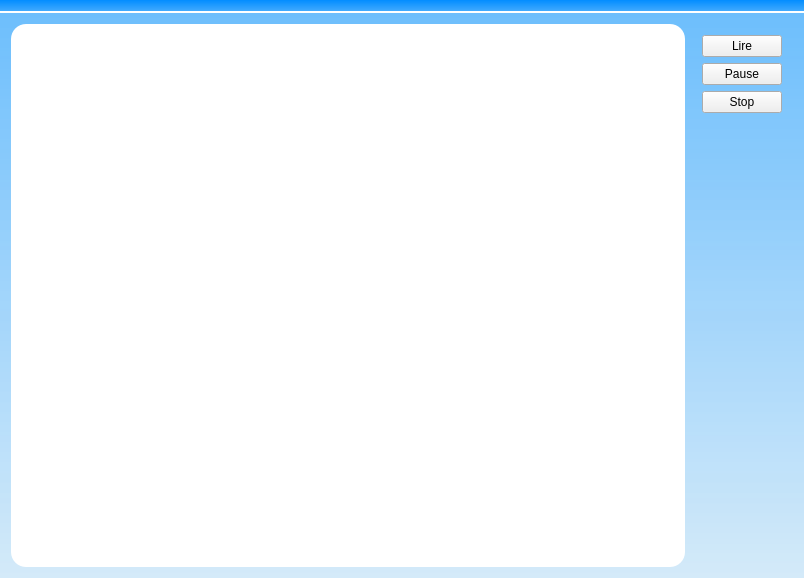
Qt form mainwindow.ui (Txikilinux/abuledu-minitexte) before a commit.
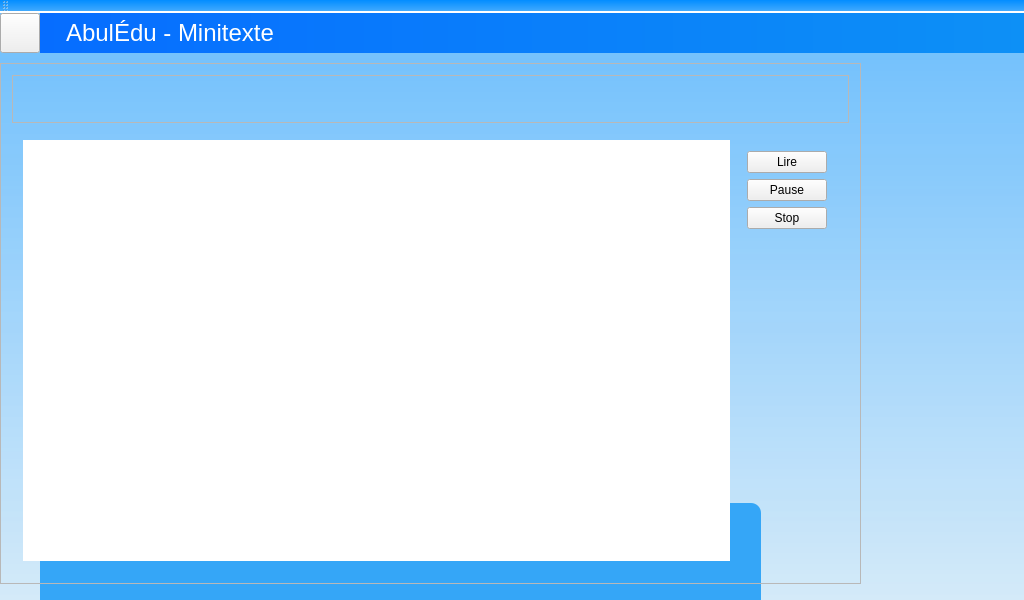
The same form after that commit. Icons and pictures are not drawn. Custom widgets are drawn as their Qt base class.

Commit message: Migration en stackedWidget - etape 1

Diff of the .ui file:
```diff
--- a/mainwindow.ui
+++ b/mainwindow.ui
@@ -6,8 +6,8 @@
    <rect>
     <x>0</x>
     <y>0</y>
-    <width>804</width>
-    <height>578</height>
+    <width>1024</width>
+    <height>600</height>
    </rect>
   </property>
   <property name="windowTitle">
@@ -27,90 +27,535 @@
   background-color: qlineargradient(spread:pad, x1:0, y1:0, x2:0, y2:1, stop:0 rgba(84, 181, 255, 213), stop:1 rgba(195, 231, 255, 157));
 }</string>
    </property>
-   <layout class="QGridLayout" name="gridLayout">
-    <item row="0" column="4">
-     <widget class="QFrame" name="frmPico">
-      <layout class="QVBoxLayout" name="verticalLayout">
-       <item>
-        <widget class="QPushButton" name="btnLire">
-         <property name="text">
-          <string>Lire</string>
-         </property>
-        </widget>
-       </item>
-       <item>
-        <widget class="QPushButton" name="btnPause">
-         <property name="text">
-          <string>Pause</string>
-         </property>
-        </widget>
-       </item>
-       <item>
-        <widget class="QPushButton" name="btnStop">
-         <property name="text">
-          <string>Stop</string>
-         </property>
-        </widget>
-       </item>
-       <item>
-        <spacer name="verticalSpacer">
-         <property name="orientation">
-          <enum>Qt::Vertical</enum>
-         </property>
-         <property name="sizeHint" stdset="0">
-          <size>
-           <width>20</width>
-           <height>40</height>
-          </size>
-         </property>
-        </spacer>
-       </item>
-      </layout>
-     </widget>
-    </item>
-    <item row="0" column="0">
-     <widget class="QFrame" name="frmPrincipale">
-      <property name="styleSheet">
-       <string notr="true">QFrame {
-  border-radius: 15px;
-  background-color: rgb(255, 255, 255);
+   <widget class="QFrame" name="frTop">
+    <property name="geometry">
+     <rect>
+      <x>0</x>
+      <y>0</y>
+      <width>1024</width>
+      <height>40</height>
+     </rect>
+    </property>
+    <property name="frameShape">
+     <enum>QFrame::NoFrame</enum>
+    </property>
+    <property name="frameShadow">
+     <enum>QFrame::Raised</enum>
+    </property>
+    <layout class="QHBoxLayout" name="horizontalLayout_5">
+     <property name="spacing">
+      <number>0</number>
+     </property>
+     <property name="margin">
+      <number>0</number>
+     </property>
+     <item>
+      <widget class="AbulEduFlatBoutonV1" name="btnFeuille">
+       <property name="minimumSize">
+        <size>
+         <width>40</width>
+         <height>40</height>
+        </size>
+       </property>
+       <property name="maximumSize">
+        <size>
+         <width>40</width>
+         <height>40</height>
+        </size>
+       </property>
+       <property name="cursor">
+        <cursorShape>PointingHandCursor</cursorShape>
+       </property>
+       <property name="styleSheet">
+        <string notr="true">QPushButton &gt; *{color:red;}QPushButton{border: none; color:rgba(0,0,0,255);background-repeat: no-repeat;background-color:rgba(6,109,255,255);image-position: center;}:hover{color:rgba(0,0,255,255);background-color:rgba(7,146,235,0);image-position: center;}:pressed{color:rgba(0,0,255,255);background-color:rgba(7,146,235,0);image-position: center;}:disabled{border: none; color:rgba(160,160,164,255);background-color:rgba(0,0,0,0);image:none;image-position: center;}</string>
+       </property>
+       <property name="CouleurFondNormale">
+        <color>
+         <red>6</red>
+         <green>109</green>
+         <blue>255</blue>
+        </color>
+       </property>
+       <property name="CouleurFondSurvol">
+        <color alpha="0">
+         <red>7</red>
+         <green>146</green>
+         <blue>235</blue>
+        </color>
+       </property>
+       <property name="CouleurFondPressed">
+        <color alpha="0">
+         <red>7</red>
+         <green>146</green>
+         <blue>235</blue>
+        </color>
+       </property>
+       <property name="iconeNormale">
+        <string/>
+       </property>
+      </widget>
+     </item>
+     <item>
+      <widget class="QLabel" name="lblTitre">
+       <property name="cursor">
+        <cursorShape>ArrowCursor</cursorShape>
+       </property>
+       <property name="styleSheet">
+        <string notr="true">QLabel {
+padding-left:20px;
+background-color: qlineargradient( x1:0 y1:0, x2:1 y2:0, stop:0 #066DFF, stop:1 #0D90F6);
+color:white;
+font-size:24px;
+
 }</string>
-      </property>
-      <property name="frameShape">
-       <enum>QFrame::StyledPanel</enum>
-      </property>
-      <property name="frameShadow">
-       <enum>QFrame::Raised</enum>
-      </property>
-      <layout class="QGridLayout" name="gridLayout_2">
-       <item row="0" column="0">
-        <widget class="QTextEdit" name="teZoneTexte">
-         <property name="frameShape">
-          <enum>QFrame::NoFrame</enum>
+       </property>
+       <property name="text">
+        <string>AbulÉdu - Minitexte</string>
+       </property>
+      </widget>
+     </item>
+    </layout>
+   </widget>
+   <widget class="QFrame" name="frBoutons">
+    <property name="geometry">
+     <rect>
+      <x>40</x>
+      <y>490</y>
+      <width>721</width>
+      <height>111</height>
+     </rect>
+    </property>
+    <property name="minimumSize">
+     <size>
+      <width>0</width>
+      <height>100</height>
+     </size>
+    </property>
+    <property name="whatsThis">
+     <string>aide</string>
+    </property>
+    <property name="styleSheet">
+     <string notr="true">background-color:#35A6F7;
+border-radius:10px;</string>
+    </property>
+    <property name="frameShape">
+     <enum>QFrame::NoFrame</enum>
+    </property>
+    <layout class="QGridLayout" name="gridLayout_4">
+     <property name="topMargin">
+      <number>2</number>
+     </property>
+     <property name="bottomMargin">
+      <number>2</number>
+     </property>
+     <item row="0" column="0">
+      <widget class="AbulEduFlatBoutonV1" name="btnImporterMot">
+       <property name="minimumSize">
+        <size>
+         <width>92</width>
+         <height>92</height>
+        </size>
+       </property>
+       <property name="maximumSize">
+        <size>
+         <width>92</width>
+         <height>92</height>
+        </size>
+       </property>
+       <property name="cursor">
+        <cursorShape>PointingHandCursor</cursorShape>
+       </property>
+       <property name="toolTip">
+        <string/>
+       </property>
+       <property name="whatsThis">
+        <string>import</string>
+       </property>
+       <property name="styleSheet">
+        <string notr="true">QPushButton &gt; *{color:red;}QPushButton{border: none; color:rgba(255,255,255,255);background-repeat: no-repeat;background-color:rgba(0,0,0,0);border-image:url(':/abuledutextev1/buttons/new');image-position: center;}:hover{color:rgba(0,0,255,255);background-color:rgba(0,0,0,0);border-image:url(':/abuledutextev1/buttons/newHover');image-position: center;}:pressed{color:rgba(0,0,255,255);background-color:rgba(0,0,0,0);image-position: center;}:disabled{border: none; color:rgba(160,160,164,255);background-color:rgba(0,0,0,0);image:none;image-position: center;}</string>
+       </property>
+       <property name="text">
+        <string/>
+       </property>
+       <property name="CouleurTexteNormale">
+        <color>
+         <red>255</red>
+         <green>255</green>
+         <blue>255</blue>
+        </color>
+       </property>
+       <property name="iconeNormale">
+        <string>:/abuledutextev1/buttons/new</string>
+       </property>
+       <property name="IconeSurvol">
+        <string>:/abuledutextev1/buttons/newHover</string>
+       </property>
+      </widget>
+     </item>
+     <item row="0" column="2">
+      <widget class="AbulEduFlatBoutonV1" name="btnExporterBAM">
+       <property name="minimumSize">
+        <size>
+         <width>92</width>
+         <height>92</height>
+        </size>
+       </property>
+       <property name="maximumSize">
+        <size>
+         <width>92</width>
+         <height>92</height>
+        </size>
+       </property>
+       <property name="cursor">
+        <cursorShape>PointingHandCursor</cursorShape>
+       </property>
+       <property name="toolTip">
+        <string/>
+       </property>
+       <property name="whatsThis">
+        <string>export</string>
+       </property>
+       <property name="styleSheet">
+        <string notr="true">QPushButton &gt; *{color:red;}QPushButton{border: none; color:rgba(255,255,255,255);background-repeat: no-repeat;background-color:rgba(0,0,0,0);border-image:url(':/abuledutextev1/buttons/open');image-position: center;}:hover{color:rgba(0,0,255,255);background-color:rgba(0,0,0,0);border-image:url(':/abuledutextev1/buttons/openHover');image-position: center;}:pressed{color:rgba(0,0,255,255);background-color:rgba(0,0,0,0);image-position: center;}:disabled{border: none; color:rgba(160,160,164,255);background-color:rgba(0,0,0,0);image:none;image-position: center;}</string>
+       </property>
+       <property name="text">
+        <string/>
+       </property>
+       <property name="CouleurTexteNormale">
+        <color>
+         <red>255</red>
+         <green>255</green>
+         <blue>255</blue>
+        </color>
+       </property>
+       <property name="iconeNormale">
+        <string>:/abuledutextev1/buttons/open</string>
+       </property>
+       <property name="IconeSurvol">
+        <string>:/abuledutextev1/buttons/openHover</string>
+       </property>
+      </widget>
+     </item>
+     <item row="0" column="3">
+      <widget class="AbulEduFlatBoutonV1" name="btnEnregistrer">
+       <property name="minimumSize">
+        <size>
+         <width>92</width>
+         <height>92</height>
+        </size>
+       </property>
+       <property name="maximumSize">
+        <size>
+         <width>92</width>
+         <height>92</height>
+        </size>
+       </property>
+       <property name="cursor">
+        <cursorShape>PointingHandCursor</cursorShape>
+       </property>
+       <property name="toolTip">
+        <string/>
+       </property>
+       <property name="whatsThis">
+        <string>save</string>
+       </property>
+       <property name="styleSheet">
+        <string notr="true">QPushButton &gt; *{color:red;}QPushButton{border: none; color:rgba(255,255,255,255);background-repeat: no-repeat;background-color:rgba(0,0,0,0);border-image:url(':/abuledutextev1/buttons/export');image-position: center;}:hover{color:rgba(0,0,255,255);background-color:rgba(0,0,0,0);border-image:url(':/abuledutextev1/buttons/exportHover');image-position: center;}:pressed{color:rgba(0,0,255,255);background-color:rgba(0,0,0,0);image-position: center;}:disabled{border: none; color:rgba(160,160,164,255);background-color:rgba(0,0,0,0);image:none;image-position: center;}</string>
+       </property>
+       <property name="text">
+        <string/>
+       </property>
+       <property name="CouleurTexteNormale">
+        <color>
+         <red>255</red>
+         <green>255</green>
+         <blue>255</blue>
+        </color>
+       </property>
+       <property name="iconeNormale">
+        <string>:/abuledutextev1/buttons/export</string>
+       </property>
+       <property name="IconeSurvol">
+        <string>:/abuledutextev1/buttons/exportHover</string>
+       </property>
+      </widget>
+     </item>
+     <item row="0" column="7">
+      <widget class="AbulEduFlatBoutonV1" name="btnAnnuler">
+       <property name="minimumSize">
+        <size>
+         <width>92</width>
+         <height>92</height>
+        </size>
+       </property>
+       <property name="maximumSize">
+        <size>
+         <width>92</width>
+         <height>92</height>
+        </size>
+       </property>
+       <property name="cursor">
+        <cursorShape>PointingHandCursor</cursorShape>
+       </property>
+       <property name="toolTip">
+        <string/>
+       </property>
+       <property name="whatsThis">
+        <string>quit</string>
+       </property>
+       <property name="styleSheet">
+        <string notr="true">QPushButton &gt; *{color:red;}QPushButton{border: none; color:rgba(255,255,255,255);background-repeat: no-repeat;background-color:rgba(0,0,0,0);border-image:url(':/abuledutextev1/buttons/quit');image-position: center;}:hover{color:rgba(0,0,255,255);background-color:rgba(0,0,0,0);border-image:url(':/abuledutextev1/buttons/quitHover');image-position: center;}:pressed{color:rgba(0,0,255,255);background-color:rgba(0,0,0,0);image-position: center;}:disabled{border: none; color:rgba(160,160,164,255);background-color:rgba(0,0,0,0);image:none;image-position: center;}</string>
+       </property>
+       <property name="text">
+        <string/>
+       </property>
+       <property name="CouleurTexteNormale">
+        <color>
+         <red>255</red>
+         <green>255</green>
+         <blue>255</blue>
+        </color>
+       </property>
+       <property name="iconeNormale">
+        <string>:/abuledutextev1/buttons/quit</string>
+       </property>
+       <property name="IconeSurvol">
+        <string>:/abuledutextev1/buttons/quitHover</string>
+       </property>
+      </widget>
+     </item>
+     <item row="0" column="6">
+      <widget class="AbulEduFlatBoutonV1" name="btnAide">
+       <property name="minimumSize">
+        <size>
+         <width>92</width>
+         <height>92</height>
+        </size>
+       </property>
+       <property name="maximumSize">
+        <size>
+         <width>92</width>
+         <height>92</height>
+        </size>
+       </property>
+       <property name="cursor">
+        <cursorShape>PointingHandCursor</cursorShape>
+       </property>
+       <property name="whatsThis">
+        <string>help</string>
+       </property>
+       <property name="styleSheet">
+        <string notr="true">QPushButton &gt; *{color:red;}QPushButton{border: none; color:rgba(0,0,0,255);background-repeat: no-repeat;background-color:rgba(0,0,0,0);border-image:url(':/abuledutextev1/buttons/help');image-position: center;}:hover{color:rgba(0,0,255,255);background-color:rgba(0,0,0,0);border-image:url(':/abuledutextev1/buttons/helpHover');image-position: center;}:pressed{color:rgba(0,0,255,255);background-color:rgba(0,0,0,0);image-position: center;}:disabled{border: none; color:rgba(160,160,164,255);background-color:rgba(0,0,0,0);image:none;image-position: center;}</string>
+       </property>
+       <property name="text">
+        <string/>
+       </property>
+       <property name="iconeNormale">
+        <string>:/abuledutextev1/buttons/help</string>
+       </property>
+       <property name="IconeSurvol">
+        <string>:/abuledutextev1/buttons/helpHover</string>
+       </property>
+      </widget>
+     </item>
+     <item row="0" column="5">
+      <widget class="AbulEduFlatBoutonV1" name="btnPrint">
+       <property name="minimumSize">
+        <size>
+         <width>92</width>
+         <height>92</height>
+        </size>
+       </property>
+       <property name="maximumSize">
+        <size>
+         <width>92</width>
+         <height>92</height>
+        </size>
+       </property>
+       <property name="text">
+        <string/>
+       </property>
+       <property name="iconeNormale">
+        <string>:/abuledutextev1/buttons/print</string>
+       </property>
+       <property name="IconeSurvol">
+        <string>:/abuledutextev1/buttons/printHover</string>
+       </property>
+      </widget>
+     </item>
+     <item row="0" column="4">
+      <widget class="AbulEduFlatBoutonV1" name="btnData">
+       <property name="minimumSize">
+        <size>
+         <width>92</width>
+         <height>92</height>
+        </size>
+       </property>
+       <property name="maximumSize">
+        <size>
+         <width>92</width>
+         <height>92</height>
+        </size>
+       </property>
+       <property name="text">
+        <string/>
+       </property>
+       <property name="iconeNormale">
+        <string>:/abuledutextev1/buttons/data</string>
+       </property>
+       <property name="IconeSurvol">
+        <string>:/abuledutextev1/buttons/dataHover</string>
+       </property>
+      </widget>
+     </item>
+    </layout>
+   </widget>
+   <widget class="QFrame" name="frPrincipale">
+    <property name="geometry">
+     <rect>
+      <x>0</x>
+      <y>50</y>
+      <width>861</width>
+      <height>521</height>
+     </rect>
+    </property>
+    <property name="frameShape">
+     <enum>QFrame::StyledPanel</enum>
+    </property>
+    <property name="frameShadow">
+     <enum>QFrame::Raised</enum>
+    </property>
+    <layout class="QGridLayout" name="gridLayout_6">
+     <item row="1" column="0">
+      <widget class="QStackedWidget" name="stackedWidget">
+       <property name="currentIndex">
+        <number>0</number>
+       </property>
+       <widget class="QWidget" name="pageTexte">
+        <layout class="QGridLayout" name="gridLayout_5">
+         <item row="0" column="0">
+          <widget class="QTextEdit" name="teZoneTexte">
+           <property name="frameShape">
+            <enum>QFrame::NoFrame</enum>
+           </property>
+           <property name="lineWidth">
+            <number>0</number>
+           </property>
+           <property name="autoFormatting">
+            <set>QTextEdit::AutoAll</set>
+           </property>
+          </widget>
+         </item>
+         <item row="0" column="1">
+          <widget class="QFrame" name="frmPico">
+           <layout class="QVBoxLayout" name="verticalLayout">
+            <item>
+             <widget class="QPushButton" name="btnLire">
+              <property name="text">
+               <string>Lire</string>
+              </property>
+             </widget>
+            </item>
+            <item>
+             <widget class="QPushButton" name="btnPause">
+              <property name="text">
+               <string>Pause</string>
+              </property>
+             </widget>
+            </item>
+            <item>
+             <widget class="QPushButton" name="btnStop">
+              <property name="text">
+               <string>Stop</string>
+              </property>
+             </widget>
+            </item>
+            <item>
+             <spacer name="verticalSpacer">
+              <property name="orientation">
+               <enum>Qt::Vertical</enum>
+              </property>
+              <property name="sizeHint" stdset="0">
+               <size>
+                <width>20</width>
+                <height>40</height>
+               </size>
+              </property>
+             </spacer>
+            </item>
+           </layout>
+          </widget>
+         </item>
+        </layout>
+       </widget>
+       <widget class="QWidget" name="pageBoxFileManager">
+        <layout class="QGridLayout" name="gridLayout">
+         <item row="0" column="0">
+          <widget class="AbulEduBoxFileManagerV1" name="abeBoxFileManager" native="true"/>
+         </item>
+        </layout>
+       </widget>
+       <widget class="QWidget" name="pageMediathequeGet">
+        <layout class="QGridLayout" name="gridLayout_3">
+         <item row="0" column="0">
+          <widget class="AbulEduMediathequeGetV1" name="abeMediathequeGet" native="true"/>
+         </item>
+        </layout>
+       </widget>
+       <widget class="QWidget" name="pagePrint">
+        <widget class="QWidget" name="gridLayoutWidget">
+         <property name="geometry">
+          <rect>
+           <x>10</x>
+           <y>50</y>
+           <width>741</width>
+           <height>321</height>
+          </rect>
          </property>
-         <property name="lineWidth">
-          <number>0</number>
-         </property>
-         <property name="autoFormatting">
-          <set>QTextEdit::AutoAll</set>
-         </property>
+         <layout class="QGridLayout" name="glPrint"/>
         </widget>
-       </item>
-      </layout>
-     </widget>
-    </item>
-   </layout>
+        <zorder>gridLayoutWidget</zorder>
+        <zorder>frFormat</zorder>
+       </widget>
+       <widget class="QWidget" name="pageColor"/>
+      </widget>
+     </item>
+     <item row="0" column="0">
+      <widget class="QFrame" name="frFormat">
+       <property name="minimumSize">
+        <size>
+         <width>0</width>
+         <height>48</height>
+        </size>
+       </property>
+       <property name="maximumSize">
+        <size>
+         <width>16777215</width>
+         <height>48</height>
+        </size>
+       </property>
+       <property name="frameShape">
+        <enum>QFrame::StyledPanel</enum>
+       </property>
+       <property name="frameShadow">
+        <enum>QFrame::Raised</enum>
+       </property>
+       <layout class="QGridLayout" name="gridLayout_2"/>
+      </widget>
+     </item>
+    </layout>
+   </widget>
   </widget>
   <widget class="QToolBar" name="toolBar">
+   <property name="sizePolicy">
+    <sizepolicy hsizetype="Expanding" vsizetype="Expanding">
+     <horstretch>0</horstretch>
+     <verstretch>0</verstretch>
+    </sizepolicy>
+   </property>
    <property name="windowTitle">
     <string>toolBar</string>
    </property>
-   <property name="movable">
-    <bool>false</bool>
-   </property>
-   <property name="floatable">
-    <bool>false</bool>
-   </property>
    <attribute name="toolBarArea">
     <enum>TopToolBarArea</enum>
    </attribute>
@@ -120,6 +565,25 @@
   </widget>
  </widget>
  <layoutdefault spacing="6" margin="11"/>
+ <customwidgets>
+  <customwidget>
+   <class>AbulEduFlatBoutonV1</class>
+   <extends>QPushButton</extends>
+   <header>abuleduflatboutonv1.h</header>
+  </customwidget>
+  <customwidget>
+   <class>AbulEduBoxFileManagerV1</class>
+   <extends>QWidget</extends>
+   <header>abuleduboxfilemanagerv1.h</header>
+   <container>1</container>
+  </customwidget>
+  <customwidget>
+   <class>AbulEduMediathequeGetV1</class>
+   <extends>QWidget</extends>
+   <header>abuledumediathequegetv1.h</header>
+   <container>1</container>
+  </customwidget>
+ </customwidgets>
  <resources/>
  <connections/>
 </ui>
```
The commit also changes 17 other files.
